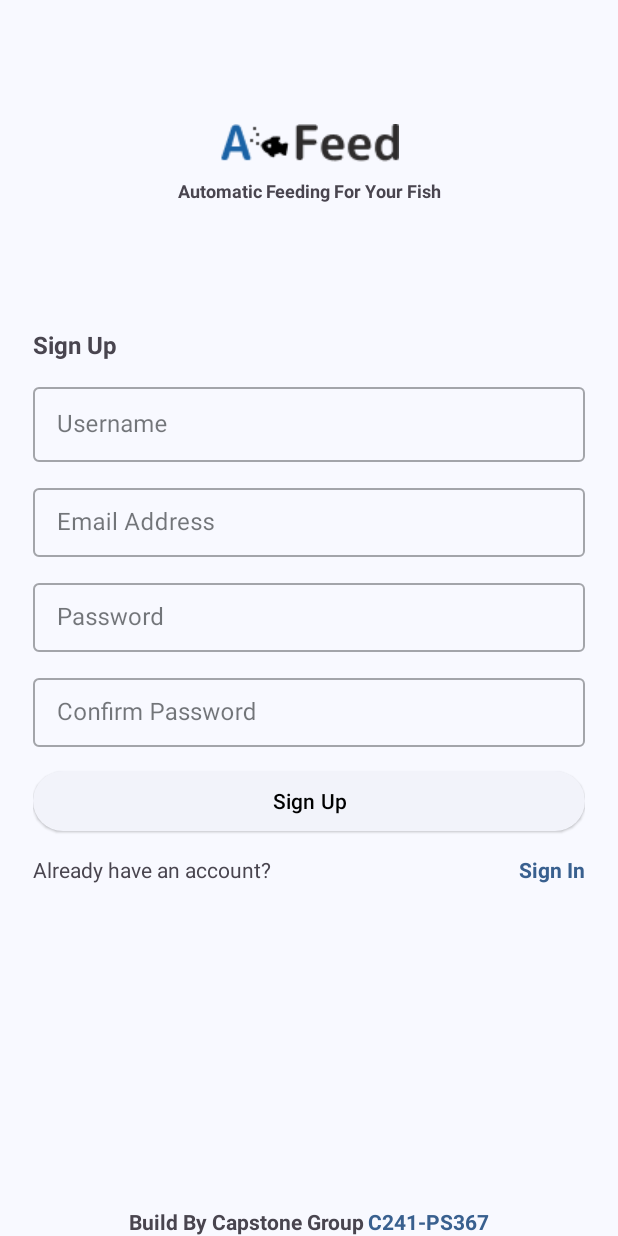
After one commit to A-Feed/A-Feed-md, an Android app: the fragment SignUpFragment placed in its activity, on a phone screen of 412 x 824 dp. The commit adds this screen. Run offline under Robolectric (Android 15) with nearby library versions, the phone set to English and light mode, and no system bars.

Commit message:
slicing UI Login and SignUp

```diff
--- /dev/null
+++ b/app/src/main/java/com/capstone/afeed/ui/authentication/AuthenticationActivity.kt
@@ -0,0 +1,27 @@
+package com.capstone.afeed.ui.authentication
+
+import android.os.Bundle
+import androidx.activity.enableEdgeToEdge
+import androidx.appcompat.app.AppCompatActivity
+import androidx.core.view.ViewCompat
+import androidx.core.view.WindowInsetsCompat
+import com.capstone.afeed.databinding.ActivityAuthenticationBinding
+
+class AuthenticationActivity : AppCompatActivity() {
+    override fun onCreate(savedInstanceState: Bundle?) {
+        super.onCreate(savedInstanceState)
+        enableEdgeToEdge()
+        val binding = ActivityAuthenticationBinding.inflate(layoutInflater)
+        setContentView(binding.root)
+        ViewCompat.setOnApplyWindowInsetsListener(binding.main) { v, insets ->
+            val systemBars = insets.getInsets(WindowInsetsCompat.Type.systemBars())
+            v.setPadding(systemBars.left, systemBars.top, systemBars.right, systemBars.bottom)
+            insets
+        }
+
+        val fragmentManager = supportFragmentManager
+        val fragmentTransition = fragmentManager.beginTransaction()
+        fragmentTransition.replace(binding.fragmentAuth.id, LoginFragment())
+        fragmentTransition.commit()
+    }
+}
--- /dev/null
+++ b/app/src/main/java/com/capstone/afeed/ui/authentication/LoginFragment.kt
@@ -0,0 +1,43 @@
+package com.capstone.afeed.ui.authentication
+
+import android.os.Bundle
+import android.view.LayoutInflater
+import android.view.View
+import android.view.ViewGroup
+import androidx.fragment.app.Fragment
+import com.capstone.afeed.R
+import com.capstone.afeed.databinding.FragmentLoginBinding
+
+class LoginFragment : Fragment() {
+    private var _binding: FragmentLoginBinding? = null
+    private val binding
+        get() = _binding ?: throw IllegalStateException(getString(R.string.illegal_state_exception))
+
+    override fun onCreateView(
+        inflater: LayoutInflater, container: ViewGroup?,
+        savedInstanceState: Bundle?
+    ): View {
+        _binding = FragmentLoginBinding.inflate(inflater, container, false)
+        return binding.root
+    }
+
+    override fun onViewCreated(view: View, savedInstanceState: Bundle?) {
+        super.onViewCreated(view, savedInstanceState)
+
+        binding.signUpHere.setOnClickListener {
+            val signUpFragment = SignUpFragment()
+            val fragmentManager = parentFragmentManager
+            fragmentManager.beginTransaction().apply {
+                replace(R.id.fragment_auth, signUpFragment, SignUpFragment::class.java.simpleName)
+                addToBackStack(null)
+                commit()
+            }
+        }
+    }
+
+    override fun onDestroyView() {
+        super.onDestroyView()
+        _binding = null
+    }
+
+}
--- /dev/null
+++ b/app/src/main/java/com/capstone/afeed/ui/authentication/SignUpFragment.kt
@@ -0,0 +1,42 @@
+package com.capstone.afeed.ui.authentication
+
+import android.os.Bundle
+import android.view.LayoutInflater
+import android.view.View
+import android.view.ViewGroup
+import androidx.fragment.app.Fragment
+import com.capstone.afeed.R
+import com.capstone.afeed.databinding.FragmentSignUpBinding
+
+class SignUpFragment : Fragment() {
+    private var _binding: FragmentSignUpBinding? = null
+    private val binding
+        get() = _binding ?: throw IllegalStateException(getString(R.string.illegal_state_exception))
+
+    override fun onCreateView(
+        inflater: LayoutInflater, container: ViewGroup?,
+        savedInstanceState: Bundle?
+    ): View {
+        _binding = FragmentSignUpBinding.inflate(inflater, container, false)
+        return binding.root
+    }
+
+    override fun onViewCreated(view: View, savedInstanceState: Bundle?) {
+        super.onViewCreated(view, savedInstanceState)
+
+        binding.tvSignIn.setOnClickListener {
+            val signIn = LoginFragment()
+            val fragmentManager = parentFragmentManager
+            fragmentManager.beginTransaction().apply {
+                replace(R.id.fragment_auth, signIn, LoginFragment::class.java.simpleName)
+                addToBackStack(null)
+                commit()
+            }
+        }
+    }
+
+    override fun onDestroyView() {
+        super.onDestroyView()
+        _binding = null
+    }
+}
--- /dev/null
+++ b/app/src/main/java/com/capstone/afeed/ui/customedittext/EmailEditTextView.kt
@@ -0,0 +1,22 @@
+package com.capstone.afeed.ui.customedittext
+
+import android.content.Context
+import android.util.AttributeSet
+import androidx.core.widget.doAfterTextChanged
+import com.capstone.afeed.R
+import com.google.android.material.textfield.TextInputEditText
+
+class EmailEditTextView @JvmOverloads constructor(
+    context: Context, attrs: AttributeSet? = null
+) : TextInputEditText(context, attrs) {
+    init {
+        doAfterTextChanged { theText ->
+            if (theText != null) {
+                error =
+                    if (theText.contains("@") && theText.contains(".")) null else context.getString(
+                        R.string.invalid_email
+                    )
+            }
+        }
+    }
+}
--- /dev/null
+++ b/app/src/main/java/com/capstone/afeed/ui/customedittext/PasswordEditTextView.kt
@@ -0,0 +1,19 @@
+package com.capstone.afeed.ui.customedittext
+
+import android.content.Context
+import android.util.AttributeSet
+import androidx.core.widget.doAfterTextChanged
+import com.capstone.afeed.R
+import com.google.android.material.textfield.TextInputEditText
+
+class PasswordEditTextView @JvmOverloads constructor(
+    context: Context, attrs: AttributeSet? = null
+) : TextInputEditText(context, attrs) {
+    init {
+        doAfterTextChanged { theText ->
+            if (theText.toString().length < 8) {
+                error = context.getString(R.string.password_length_validation)
+            }
+        }
+    }
+}
--- a/app/src/main/java/com/capstone/afeed/ui/splash/SplashActivity.kt
+++ b/app/src/main/java/com/capstone/afeed/ui/splash/SplashActivity.kt
@@ -12,6 +12,7 @@ import com.capstone.afeed.ui.introduction.IntroductionActivity
 class SplashActivity : AppCompatActivity() {
     override fun onCreate(savedInstanceState: Bundle?) {
         super.onCreate(savedInstanceState)
+        Thread.sleep(1000L)
         installSplashScreen()
         Intent(this, IntroductionActivity::class.java).also {
             startActivity(it)
--- /dev/null
+++ b/app/src/main/res/layout/activity_authentication.xml
@@ -0,0 +1,80 @@
+<?xml version="1.0" encoding="utf-8"?>
+<androidx.constraintlayout.widget.ConstraintLayout xmlns:android="http://schemas.android.com/apk/res/android"
+    xmlns:app="http://schemas.android.com/apk/res-auto"
+    xmlns:tools="http://schemas.android.com/tools"
+    android:id="@+id/main"
+    android:layout_width="match_parent"
+    android:layout_height="match_parent"
+    android:layout_marginVertical="24dp"
+    tools:context=".ui.authentication.AuthenticationActivity">
+
+    <ImageView
+        android:id="@+id/imageView4"
+        android:layout_width="wrap_content"
+        android:layout_height="wrap_content"
+        android:contentDescription="@string/logo_app"
+        android:src="@drawable/logo_app_reduce_whitespace"
+        app:layout_constraintEnd_toEndOf="parent"
+        app:layout_constraintStart_toStartOf="parent"
+        app:layout_constraintTop_toTopOf="@id/guideline7" />
+
+    <androidx.constraintlayout.widget.Guideline
+        android:id="@+id/guideline7"
+        android:layout_width="wrap_content"
+        android:layout_height="wrap_content"
+        android:orientation="horizontal"
+        app:layout_constraintGuide_begin="83dp" />
+
+    <TextView
+        android:id="@+id/textView"
+        android:layout_width="wrap_content"
+        android:layout_height="wrap_content"
+        android:layout_marginTop="8dp"
+        android:text="@string/automatic_feeding_for_your_fish"
+        android:textSize="12sp"
+        android:textStyle="bold"
+        app:layout_constraintEnd_toEndOf="parent"
+        app:layout_constraintStart_toStartOf="parent"
+        app:layout_constraintTop_toBottomOf="@+id/imageView4" />
+
+    <androidx.constraintlayout.widget.Guideline
+        android:id="@+id/guideline8"
+        android:layout_width="wrap_content"
+        android:layout_height="wrap_content"
+        android:orientation="horizontal"
+        app:layout_constraintGuide_begin="219dp" />
+
+    <FrameLayout
+        android:id="@+id/fragment_auth"
+        android:layout_width="0dp"
+        android:layout_height="0dp"
+        app:layout_constraintBottom_toTopOf="@id/tv_build_by"
+        app:layout_constraintEnd_toEndOf="parent"
+        app:layout_constraintStart_toStartOf="parent"
+        app:layout_constraintTop_toTopOf="@id/guideline8" />
+
+    <TextView
+        android:id="@+id/tv_build_by"
+        android:layout_width="wrap_content"
+        android:layout_height="wrap_content"
+        android:layout_marginEnd="2dp"
+        android:text="@string/build_by_capstone_group"
+        android:textStyle="bold"
+        app:layout_constraintBottom_toBottomOf="parent"
+        app:layout_constraintEnd_toStartOf="@id/tv_team_id"
+        app:layout_constraintHorizontal_chainStyle="packed"
+        app:layout_constraintStart_toStartOf="parent" />
+
+    <TextView
+        android:id="@+id/tv_team_id"
+        android:layout_width="wrap_content"
+        android:layout_height="wrap_content"
+        android:text="@string/id_team"
+        android:textColor="@color/md_theme_primary"
+        android:textStyle="bold"
+        app:layout_constraintBottom_toBottomOf="@id/tv_build_by"
+        app:layout_constraintEnd_toEndOf="parent"
+        app:layout_constraintStart_toEndOf="@id/tv_build_by" />
+
+
+</androidx.constraintlayout.widget.ConstraintLayout>
--- a/app/src/main/res/layout/activity_main.xml
+++ b/app/src/main/res/layout/activity_main.xml
@@ -10,7 +10,7 @@
 
     <FrameLayout
         android:id="@+id/fragment_main"
-        android:layout_width="0dp"
+        android:layout_width="match_parent"
         android:layout_height="0dp"
         app:layout_constraintBottom_toTopOf="@+id/bottom_navigation"
         app:layout_constraintEnd_toEndOf="parent"
--- a/app/src/main/res/layout/fragment_home_before_log_in.xml
+++ b/app/src/main/res/layout/fragment_home.xml
@@ -4,8 +4,8 @@
     xmlns:tools="http://schemas.android.com/tools"
     android:layout_width="match_parent"
     android:layout_height="match_parent"
-    android:paddingHorizontal="15dp"
-    tools:context=".ui.main.HomeFragmentBeforeLogIn">
+    android:layout_marginHorizontal="24dp"
+    tools:context=".ui.main.HomeFragment">
 
     <androidx.constraintlayout.widget.Guideline
         android:id="@+id/guideline3"
@@ -52,7 +52,7 @@
         app:layout_constraintTop_toBottomOf="@id/tv_welcome_main" />
 
     <Button
-        android:id="@+id/btn_elevated_sign_in_button"
+        android:id="@+id/btn_elevated_sign_now_button"
         style="@style/Widget.Material3.Button.ElevatedButton.Icon"
         android:layout_width="match_parent"
         android:layout_height="wrap_content"
--- /dev/null
+++ b/app/src/main/res/layout/fragment_sign_up.xml
@@ -0,0 +1,144 @@
+<?xml version="1.0" encoding="utf-8"?>
+<androidx.constraintlayout.widget.ConstraintLayout xmlns:android="http://schemas.android.com/apk/res/android"
+    xmlns:app="http://schemas.android.com/apk/res-auto"
+    xmlns:tools="http://schemas.android.com/tools"
+    android:layout_width="match_parent"
+    android:layout_height="match_parent"
+    android:layout_marginHorizontal="22dp"
+    tools:context=".ui.authentication.SignUpFragment">
+
+    <TextView
+        android:id="@+id/textView3"
+        android:layout_width="wrap_content"
+        android:layout_height="wrap_content"
+        android:text="@string/sign_up"
+        android:textSize="16sp"
+        android:textStyle="bold"
+        app:layout_constraintStart_toStartOf="parent"
+        app:layout_constraintTop_toTopOf="parent" />
+
+    <com.google.android.material.textfield.TextInputLayout
+        android:id="@+id/til_sign_up_username"
+        style="@style/Widget.MaterialComponents.TextInputLayout.OutlinedBox"
+        android:layout_width="0dp"
+        android:layout_height="wrap_content"
+        android:layout_marginTop="12dp"
+        app:layout_constraintEnd_toEndOf="parent"
+        app:layout_constraintStart_toStartOf="parent"
+        app:layout_constraintTop_toBottomOf="@id/textView3">
+
+        <EditText
+            android:id="@+id/ed_sign_up_username"
+            android:layout_width="match_parent"
+            android:layout_height="50dp"
+            android:autofillHints="emailAddress"
+            android:ems="10"
+            android:hint="@string/username"
+            android:inputType="text"
+            android:padding="12dp"
+            android:textColorHint="#546E7A" />
+
+    </com.google.android.material.textfield.TextInputLayout>
+
+    <com.google.android.material.textfield.TextInputLayout
+        android:id="@+id/til_sign_up_email"
+        style="@style/Widget.MaterialComponents.TextInputLayout.OutlinedBox"
+        android:layout_width="0dp"
+        android:layout_height="wrap_content"
+        android:layout_marginTop="12dp"
+        android:hint="@string/email"
+        app:layout_constraintEnd_toEndOf="parent"
+        app:layout_constraintStart_toStartOf="parent"
+        app:layout_constraintTop_toBottomOf="@id/til_sign_up_username">
+
+        <com.capstone.afeed.ui.customedittext.EmailEditTextView
+            android:id="@+id/ed_sign_up_email"
+            android:layout_width="match_parent"
+            android:layout_height="wrap_content"
+            android:autofillHints="emailAddress"
+            android:ems="10"
+            android:inputType="textEmailAddress"
+            android:padding="12dp"
+            android:textColorHint="#546E7A" />
+
+    </com.google.android.material.textfield.TextInputLayout>
+
+    <com.google.android.material.textfield.TextInputLayout
+        android:id="@+id/til_sign_up_password"
+        style="@style/Widget.MaterialComponents.TextInputLayout.OutlinedBox"
+        android:layout_width="0dp"
+        android:layout_height="wrap_content"
+        android:layout_marginTop="12dp"
+        android:hint="@string/password"
+        app:layout_constraintEnd_toEndOf="parent"
+        app:layout_constraintStart_toStartOf="parent"
+        app:layout_constraintTop_toBottomOf="@id/til_sign_up_email">
+
+        <com.capstone.afeed.ui.customedittext.PasswordEditTextView
+            android:id="@+id/ed_sign_up_password"
+            android:layout_width="match_parent"
+            android:layout_height="wrap_content"
+            android:autofillHints="emailAddress"
+            android:ems="10"
+            android:inputType="textEmailAddress"
+            android:padding="12dp"
+            android:textColorHint="#546E7A" />
+
+    </com.google.android.material.textfield.TextInputLayout>
+
+    <com.google.android.material.textfield.TextInputLayout
+        android:id="@+id/til_sign_up_confirm_password"
+        style="@style/Widget.MaterialComponents.TextInputLayout.OutlinedBox"
+        android:layout_width="0dp"
+        android:layout_height="wrap_content"
+        android:layout_marginTop="12dp"
+        android:hint="@string/confirm_password"
+        app:layout_constraintEnd_toEndOf="parent"
+        app:layout_constraintStart_toStartOf="parent"
+        app:layout_constraintTop_toBottomOf="@id/til_sign_up_password">
+
+        <com.capstone.afeed.ui.customedittext.PasswordEditTextView
+            android:id="@+id/ed_sign_up_confirm_password"
+            android:layout_width="match_parent"
+            android:layout_height="wrap_content"
+            android:autofillHints="emailAddress"
+            android:ems="10"
+            android:inputType="textEmailAddress"
+            android:padding="12dp"
+            android:textColorHint="#546E7A" />
+
+    </com.google.android.material.textfield.TextInputLayout>
+
+    <Button
+        android:id="@+id/btn_sign_in"
+        style="@style/Widget.Material3.Button.ElevatedButton"
+        android:layout_width="match_parent"
+        android:layout_height="wrap_content"
+        android:layout_marginTop="12dp"
+        android:text="@string/sign_up"
+        android:textColor="@color/black"
+        app:layout_constraintEnd_toEndOf="parent"
+        app:layout_constraintStart_toStartOf="parent"
+        app:layout_constraintTop_toBottomOf="@id/til_sign_up_confirm_password"
+        tools:ignore="DuplicateSpeakableTextCheck" />
+
+    <TextView
+        android:id="@+id/dont_have_account"
+        android:layout_width="wrap_content"
+        android:layout_height="wrap_content"
+        android:layout_marginTop="12dp"
+        android:text="@string/already_have_an_account"
+        app:layout_constraintStart_toStartOf="parent"
+        app:layout_constraintTop_toBottomOf="@+id/btn_sign_in" />
+
+    <TextView
+        android:id="@+id/tv_sign_in"
+        android:layout_width="wrap_content"
+        android:layout_height="wrap_content"
+        android:text="@string/sign_in"
+        android:textColor="@color/md_theme_primary"
+        android:textStyle="bold"
+        app:layout_constraintEnd_toEndOf="parent"
+        app:layout_constraintTop_toTopOf="@+id/dont_have_account" />
+
+</androidx.constraintlayout.widget.ConstraintLayout>
--- a/app/src/main/res/values/colors.xml
+++ b/app/src/main/res/values/colors.xml
@@ -48,6 +48,7 @@
     <color name="md_theme_surfaceContainer">#ECEDF4</color>
     <color name="md_theme_surfaceContainerHigh">#E7E8EE</color>
     <color name="md_theme_surfaceContainerHighest">#E1E2E8</color>
+    <color name="md_theme_disabled">#80FFFFFF</color>
 
     <color name="black">#FF000000</color>
     <color name="white">#FFFFFFFF</color>
--- a/app/src/main/res/values/strings.xml
+++ b/app/src/main/res/values/strings.xml
@@ -39,7 +39,6 @@
     <string name="add">Add +</string>
     <string name="food_amount">Food Amount</string>
     <string name="splash_icon">Splash Icon</string>
-    <string name="splash_description">Build By Capstone Group</string>
     <string name="id_team">C241-PS367</string>
     <string name="welcome_to_afeed">Welcome To A-Feed!</string>
     <string name="discover">Discover Our Capabilities</string>
@@ -78,4 +77,19 @@
         <item>Patin</item>
         <item>Gurame</item>
     </string-array>
+    <string name="illegal_state_exception">Do not access binding before onCreateView or after onDestroyView</string>
+    <string name="automatic_feeding_for_your_fish">Automatic Feeding For Your Fish</string>
+    <string name="invalid_email">Invalid Email</string>
+    <string name="email">Email Address</string>
+    <string name="password">Password</string>
+    <string name="password_length_validation">Password must not be less than 8 characters</string>
+    <string name="fragment_login">fragment_login</string>
+    <string name="fragment_home_before_log_in">fragment_home_before_log_in</string>
+    <string name="build_by_capstone_group">Build By Capstone Group</string>
+    <string name="forget_password">Forget password?</string>
+    <string name="sign_up_here">Sign up here</string>
+    <string name="dont_have_any_account">Don\'t have any account yet?</string>
+    <string name="username">Username</string>
+    <string name="confirm_password">Confirm Password</string>
+    <string name="already_have_an_account">Already have an account?</string>
 </resources>
```
Also changed, not shown: app/src/main/AndroidManifest.xml (+13 -19 lines), app/src/main/java/com/capstone/afeed/ui/main/HomeFragment.kt (added, +41 -0 lines), app/src/main/java/com/capstone/afeed/ui/main/HomeFragmentAfterLogIn.kt (deleted, +0 -60 lines), app/src/main/java/com/capstone/afeed/ui/main/HomeFragmentBeforeLogIn.kt (deleted, +0 -60 lines), app/src/main/java/com/capstone/afeed/ui/main/MainActivity.kt (+11 -6 lines), app/src/main/res/layout/fragment_home_after_log_in.xml (deleted, +0 -14 lines), app/src/main/res/layout/fragment_login.xml (added, +110 -0 lines).
